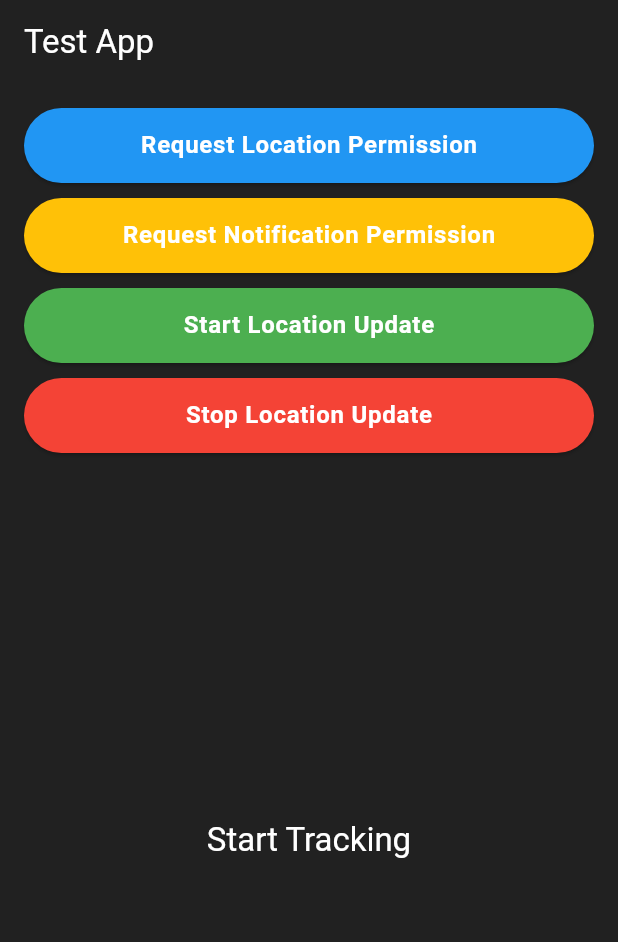
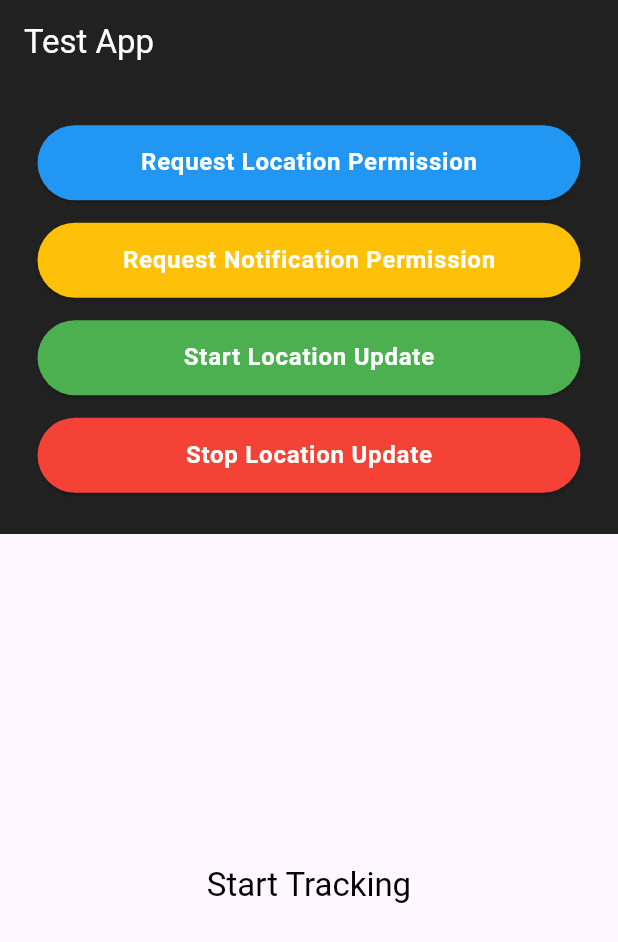
Before and after one commit to bijithpn/negup_test, a Flutter app: the screen it shows after launch, on a phone screen of 412 x 824 dp. Shown: the top 942 px of the screen. Run offline on Flutter 3.47's test engine with Material 3 defaults, Android fonts, the phone set to English and light mode, and no system bars; our stand-ins replace flutter_local_notifications, geolocator, permission_handler.

```diff
--- a/lib/core/services/notification_service.dart
+++ b/lib/core/services/notification_service.dart
@@ -1,12 +1,17 @@
 import 'package:flutter_local_notifications/flutter_local_notifications.dart';
 
 class NotificationService {
+  static final NotificationService _singleton = NotificationService._internal();
+
+  factory NotificationService() {
+    return _singleton;
+  }
+
+  NotificationService._internal() {
+    _initializeNotifications();
+  }
   final FlutterLocalNotificationsPlugin _notificationsPlugin =
       FlutterLocalNotificationsPlugin();
-
-  NotificationService() {
-    _initializeNotifications();
-  }
 
   void _initializeNotifications() {
     const AndroidInitializationSettings initializationSettingsAndroid =
--- a/lib/core/services/permission_handler_service.dart
+++ b/lib/core/services/permission_handler_service.dart
@@ -2,6 +2,15 @@ import 'package:permission_handler/permission_handler.dart';
 import 'package:flutter/material.dart';
 
 class PermissionHandlerService {
+  static final PermissionHandlerService _singleton =
+      PermissionHandlerService._internal();
+
+  factory PermissionHandlerService() {
+    return _singleton;
+  }
+
+  PermissionHandlerService._internal();
+
   Future<bool> requestLocationPermission() async {
     var status = await Permission.location.request();
     if (status.isGranted) {
--- a/lib/view/home/home.dart
+++ b/lib/view/home/home.dart
@@ -1,6 +1,8 @@
 import 'package:flutter/material.dart';
 import 'package:negup_test/core/providers/home_viewmodel.dart';
 import 'package:provider/provider.dart';
+
+import 'widget/widget.dart';
 
 class HomeView extends StatelessWidget {
   const HomeView({super.key});
@@ -9,8 +11,8 @@ class HomeView extends StatelessWidget {
   Widget build(BuildContext context) {
     return MaterialApp(
       home: Scaffold(
-        backgroundColor: Colors.grey[900],
         appBar: AppBar(
+          elevation: 0,
           title: Text('Test App',
               style: Theme.of(context)
                   .textTheme
@@ -20,15 +22,16 @@ class HomeView extends StatelessWidget {
         ),
         body: Consumer<HomeViewModel>(
           builder: (context, viewModel, child) {
-            return Padding(
-              padding: const EdgeInsets.all(16.0),
+            return Column(
+              children: [
+                Container(
+                  color: Colors.grey[900],
+                  padding:
+                      const EdgeInsets.symmetric(vertical: 20, horizontal: 25),
                   child: Column(
                     children: [
-                  ElevatedButton(
-                    style: ElevatedButton.styleFrom(
-                      minimumSize: const Size(double.infinity, 50),
-                      backgroundColor: Colors.blue,
-                    ),
+                      ButtonWidget(
+                        color: Colors.blue,
                         onPressed: () async {
                           var permissionstatus = await viewModel
                               .permissionHandlerService
@@ -42,20 +45,10 @@ class HomeView extends StatelessWidget {
                             }
                           }
                         },
-                    child: Text('Request Location Permission',
-                        style: Theme.of(context).textTheme.bodyLarge!.copyWith(
-                              color: Colors.white,
-                              fontWeight: FontWeight.bold,
-                            )),
+                        title: 'Request Location Permission',
                       ),
-                  const SizedBox(
-                    height: 10,
-                  ),
-                  ElevatedButton(
-                    style: ElevatedButton.styleFrom(
-                      minimumSize: const Size(double.infinity, 50),
-                      backgroundColor: Colors.amber,
-                    ),
+                      ButtonWidget(
+                        color: Colors.amber,
                         onPressed: () async {
                           var permissionstatus = await viewModel
                               .permissionHandlerService
@@ -64,64 +57,40 @@ class HomeView extends StatelessWidget {
                             if (context.mounted) {
                               ScaffoldMessenger.of(context).showSnackBar(
                                   const SnackBar(
-                                  content:
-                                      Text("Notification Permission Enabled")));
+                                      content: Text(
+                                          "Notification Permission Enabled")));
                             }
                           }
                         },
-                    child: Text('Request Notification Permission',
-                        style: Theme.of(context).textTheme.bodyLarge!.copyWith(
-                              color: Colors.white,
-                              fontWeight: FontWeight.bold,
-                            )),
+                        title: 'Request Notification Permission',
                       ),
-                  const SizedBox(
-                    height: 10,
+                      ButtonWidget(
+                        color: Colors.green,
+                        onPressed: () => viewModel.startTracking(context),
+                        title: 'Start Location Update',
                       ),
-                  ElevatedButton(
-                    style: ElevatedButton.styleFrom(
-                      minimumSize: const Size(double.infinity, 50),
-                      backgroundColor: Colors.green,
+                      ButtonWidget(
+                        color: Colors.red,
+                        onPressed: () => viewModel.stopTracking(),
+                        title: 'Stop Location Update',
                       ),
-                    onPressed: () => viewModel.startTracking(context),
-                    child: Text('Start Location Update',
-                        style: Theme.of(context).textTheme.bodyLarge!.copyWith(
-                              color: Colors.white,
-                              fontWeight: FontWeight.bold,
-                            )),
+                    ],
                   ),
-                  const SizedBox(
-                    height: 10,
-                  ),
-                  ElevatedButton(
-                    style: ElevatedButton.styleFrom(
-                      minimumSize: const Size(double.infinity, 50),
-                      backgroundColor: Colors.red,
-                    ),
-                    onPressed: () => viewModel.stopTracking(),
-                    child: Text('Stop Location Update',
-                        style: Theme.of(context).textTheme.bodyLarge!.copyWith(
-                              color: Colors.white,
-                              fontWeight: FontWeight.bold,
-                            )),
-                  ),
-                  const SizedBox(
-                    height: 10,
                 ),
                 Expanded(
                   child: viewModel.currentPositions.isNotEmpty
-                        ? ListView.builder(
+                      ? ListView.separated(
+                          separatorBuilder: (context, index) {
+                            return const SizedBox(height: 10);
+                          },
+                          padding: const EdgeInsets.symmetric(
+                              horizontal: 15, vertical: 20),
                           itemCount: viewModel.currentPositions.length,
                           itemBuilder: (context, index) {
-                              final position =
-                                  viewModel.currentPositions[index];
-                              return ListTile(
-                                title: Text(
-                                    "Lat: ${position.latitude}, Long: ${position.longitude} speed: ${position.speed.round()}",
-                                    style: Theme.of(context)
-                                        .textTheme
-                                        .bodyLarge!
-                                        .copyWith(color: Colors.white)),
+                            final position = viewModel.currentPositions[index];
+                            return LocationTileWidget(
+                              index: index + 1,
+                              position: position,
                             );
                           },
                         )
@@ -130,11 +99,10 @@ class HomeView extends StatelessWidget {
                               style: Theme.of(context)
                                   .textTheme
                                   .titleLarge!
-                                    .copyWith(color: Colors.white)),
+                                  .copyWith(color: Colors.black)),
                         ),
                 )
               ],
-              ),
             );
           },
         ),
--- /dev/null
+++ b/lib/view/home/widget/button_widget.dart
@@ -0,0 +1,32 @@
+import 'package:flutter/material.dart';
+
+class ButtonWidget extends StatelessWidget {
+  final Color color;
+  final VoidCallback? onPressed;
+  final String title;
+  const ButtonWidget({
+    super.key,
+    required this.color,
+    this.onPressed,
+    required this.title,
+  });
+
+  @override
+  Widget build(BuildContext context) {
+    return Padding(
+      padding: const EdgeInsets.symmetric(vertical: 7.5),
+      child: ElevatedButton(
+        style: ElevatedButton.styleFrom(
+          minimumSize: const Size(double.infinity, 50),
+          backgroundColor: color,
+        ),
+        onPressed: onPressed,
+        child: Text(title,
+            style: Theme.of(context).textTheme.bodyLarge!.copyWith(
+                  color: Colors.white,
+                  fontWeight: FontWeight.bold,
+                )),
+      ),
+    );
+  }
+}
--- /dev/null
+++ b/lib/view/home/widget/widget.dart
@@ -0,0 +1,2 @@
+export 'button_widget.dart';
+export 'location_tile_widget.dart';
```
Also changed, not shown: lib/view/home/widget/location_tile_widget.dart (added, +69 -0 lines). Lines whose indentation alone changed are shown as unchanged.
